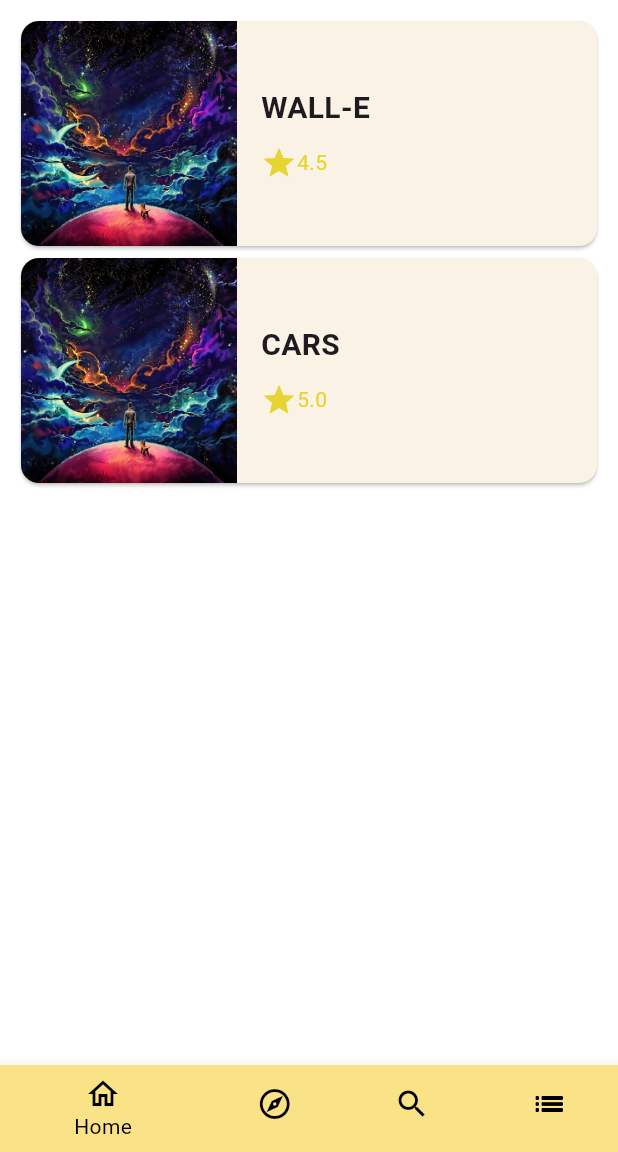
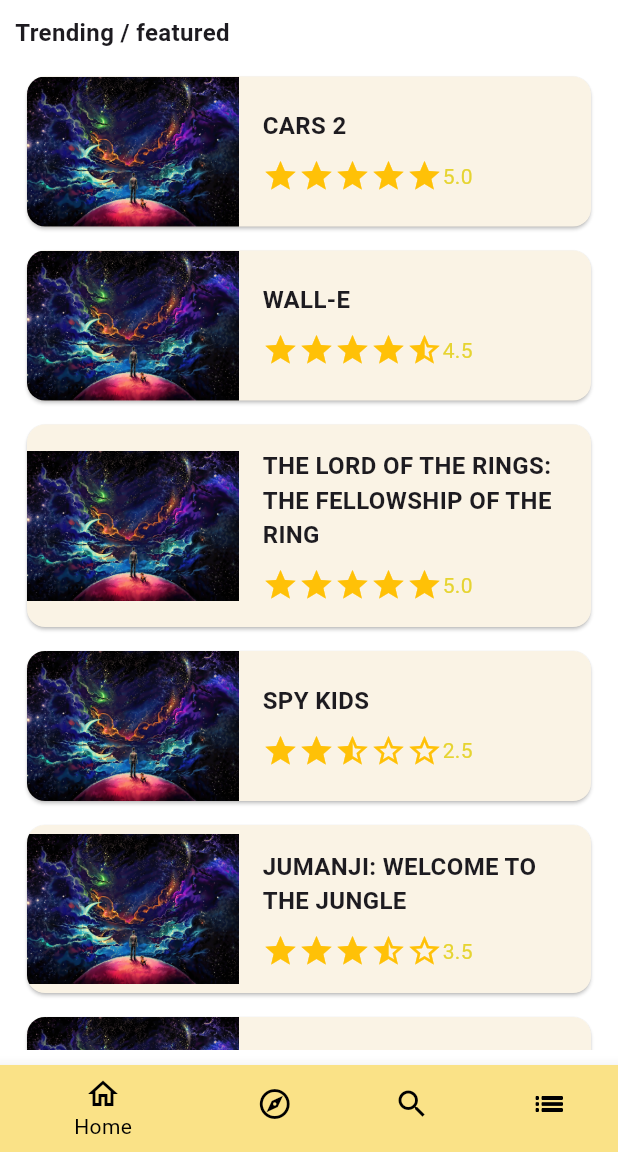
Before and after one commit to matsbak/idata2503-project-g04, a Flutter app: the screen it shows after launch, on a phone screen of 412 x 824 dp, the part 84-1236 px from its top. Run offline on Flutter 3.47's test engine with Material 3 defaults, Android fonts, the phone set to English and light mode, and no system bars; our stand-ins replace google_fonts.

Commit message:
Added a new widget starbuilder, added the dummydata to the home screen

```diff
--- a/lib/screens/movie_detail_screen.dart
+++ b/lib/screens/movie_detail_screen.dart
@@ -1,5 +1,6 @@
 import 'package:flutter/material.dart';
 import 'package:project/models/movie.dart';
+import 'package:project/widgets/starbuilder.dart';
 
 class MovieDetailScreen extends StatelessWidget {
   const MovieDetailScreen({
@@ -63,7 +64,7 @@ class MovieDetailScreen extends StatelessWidget {
                             fontSize: 18, fontWeight: FontWeight.w500),
                       ),
                       const SizedBox(height: 10),
-                      _buildStarRating(movie.rating),
+                      StarBuilder(rating: movie.rating),
                     ],
                   ),
                   const Spacer(),
@@ -93,31 +94,3 @@ class MovieDetailScreen extends StatelessWidget {
     );
   }
 }
-
-Widget _buildStarRating(double rating) {
-  int fullStars = rating.floor();
-  bool hasHalfStar = (rating - fullStars) >= 0.5;
-  List<Widget> stars = [];
-  for (int i = 0; i < fullStars; i++) {
-    stars.add(const Icon(
-      Icons.star,
-      color: Colors.amber,
-      size: 24,
-    ));
-  }
-  if (hasHalfStar) {
-    stars.add(const Icon(
-      Icons.star_half,
-      color: Colors.amber,
-      size: 24,
-    ));
-  }
-  while (stars.length < 5) {
-    stars.add(const Icon(
-      Icons.star_border,
-      color: Colors.amber,
-      size: 24,
-    ));
-  }
-  return Row(children: stars);
-}
--- a/lib/screens/tabs.dart
+++ b/lib/screens/tabs.dart
@@ -1,4 +1,5 @@
 import 'package:flutter/material.dart';
+import 'package:project/data/dummy_data.dart';
 import 'package:project/models/movie.dart';
 import 'package:project/screens/explore_screen.dart';
 import 'package:project/screens/lists.dart';
@@ -14,26 +15,7 @@ class TabsScreen extends StatefulWidget {
 }
 
 class _TabsScreenState extends State<TabsScreen> {
-  final List<Movie> _registeredMovies = [
-    Movie(
-      title: 'Wall-E',
-      description:
-          'A robot who is responsible for cleaning a waste-covered Earth meets another robot and falls in love with her. Together, they set out on a journey that will alter the fate of mankind.',
-      rating: 4.5,
-      genre: Genre.scienceFiction,
-      posterUrl:
-          'https://m.media-amazon.com/images/M/MV5BMTUzNTc3MTU3M15BMl5BanBnXkFtZTcwMzIxNTc3NA@@._V1_FMjpg_UX1000_.jpg',
-    ),
-    Movie(
-      title: 'Cars',
-      description:
-          'On the way to the biggest race of his life, a hotshot rookie race car gets stranded in a rundown town and learns that winning isn\'t everything in life.',
-      rating: 5.0,
-      genre: Genre.action,
-      posterUrl:
-          'https://m.media-amazon.com/images/M/MV5BMTUzNTc3MTU3M15BMl5BanBnXkFtZTcwMzIxNTc3NA@@._V1_FMjpg_UX1000_.jpg',
-    ),
-  ];
+  final List<Movie> _registeredMovies = dummyMovies;
 
   int _selectedPageIndex = 0;
 
--- a/lib/widgets/movie/movie_item.dart
+++ b/lib/widgets/movie/movie_item.dart
@@ -1,6 +1,7 @@
 import 'package:flutter/material.dart';
 
 import 'package:project/models/movie.dart';
+import 'package:project/widgets/starbuilder.dart';
 
 class MovieItem extends StatelessWidget {
   const MovieItem({
@@ -23,9 +24,9 @@ class MovieItem extends StatelessWidget {
           Expanded(
             flex: 3, // Set flex for the image, adjust as needed
             child: Image.asset(
-              'assets/images/cars2.jpg',
+              'assets/images/cars2.jpg', //ToDO add a better image
               fit: BoxFit.cover, // Fills the container with the image
-              height: 150, // Adjust height of the image
+              height: 100, // Adjust height of the image
             ),
           ),
           Expanded(
@@ -39,17 +40,14 @@ class MovieItem extends StatelessWidget {
                   Text(
                     movie.title.toUpperCase(),
                     style: const TextStyle(
-                      fontSize: 20.0,
+                      fontSize: 16.0,
                       fontWeight: FontWeight.bold,
                     ),
                   ),
                   const SizedBox(height: 10.0),
                   Row(
                     children: [
-                      const Icon(
-                        Icons.star,
-                        color: Color.fromARGB(255, 230, 212, 50),
-                      ),
+                      StarBuilder(rating: movie.rating),
                       Text(
                         movie.rating.toString(),
                         style: const TextStyle(
--- a/lib/widgets/movie/movie_list.dart
+++ b/lib/widgets/movie/movie_list.dart
@@ -1,5 +1,6 @@
 import 'package:flutter/material.dart';
 
+import 'package:flutter/material.dart';
 import 'package:project/models/movie.dart';
 import 'package:project/widgets/movie/movie_item.dart';
 
@@ -15,11 +16,29 @@ class MovieList extends StatelessWidget {
   Widget build(BuildContext context) {
     return Container(
       margin: const EdgeInsets.all(10.0),
-      child: ListView.builder(
-        itemCount: movies.length,
-        itemBuilder: (ctx, index) => MovieItem(
-          movie: movies[index],
-        ),
+      child: Column(
+        crossAxisAlignment: CrossAxisAlignment.start,
+        children: [
+          const Text(
+            'Trending / featured',
+            style: TextStyle(
+              fontSize: 16.0,
+              fontWeight: FontWeight.bold,
+            ),
+          ),
+          const SizedBox(height: 10.0),
+          Expanded(
+            child: ListView.builder(
+              itemCount: movies.length,
+              itemBuilder: (ctx, index) => Padding(
+                padding: const EdgeInsets.all(4.0),
+                child: MovieItem(
+                  movie: movies[index],
+                ),
+              ),
+            ),
+          ),
+        ],
       ),
     );
   }
--- /dev/null
+++ b/lib/widgets/starbuilder.dart
@@ -0,0 +1,43 @@
+import 'package:flutter/material.dart';
+
+class StarBuilder extends StatelessWidget {
+  final double rating;
+
+  const StarBuilder({super.key, required this.rating});
+
+  @override
+  Widget build(BuildContext context) {
+    int fullStars = rating.floor();
+    bool hasHalfStar = (rating - fullStars) >= 0.5;
+    List<Widget> stars = [];
+
+    // Add full stars
+    for (int i = 0; i < fullStars; i++) {
+      stars.add(const Icon(
+        Icons.star,
+        color: Colors.amber,
+        size: 24,
+      ));
+    }
+
+    // Add half star if applicable
+    if (hasHalfStar) {
+      stars.add(const Icon(
+        Icons.star_half,
+        color: Colors.amber,
+        size: 24,
+      ));
+    }
+
+    // Add remaining empty stars
+    while (stars.length < 5) {
+      stars.add(const Icon(
+        Icons.star_border,
+        color: Colors.amber,
+        size: 24,
+      ));
+    }
+
+    return Row(children: stars);
+  }
+}
```
